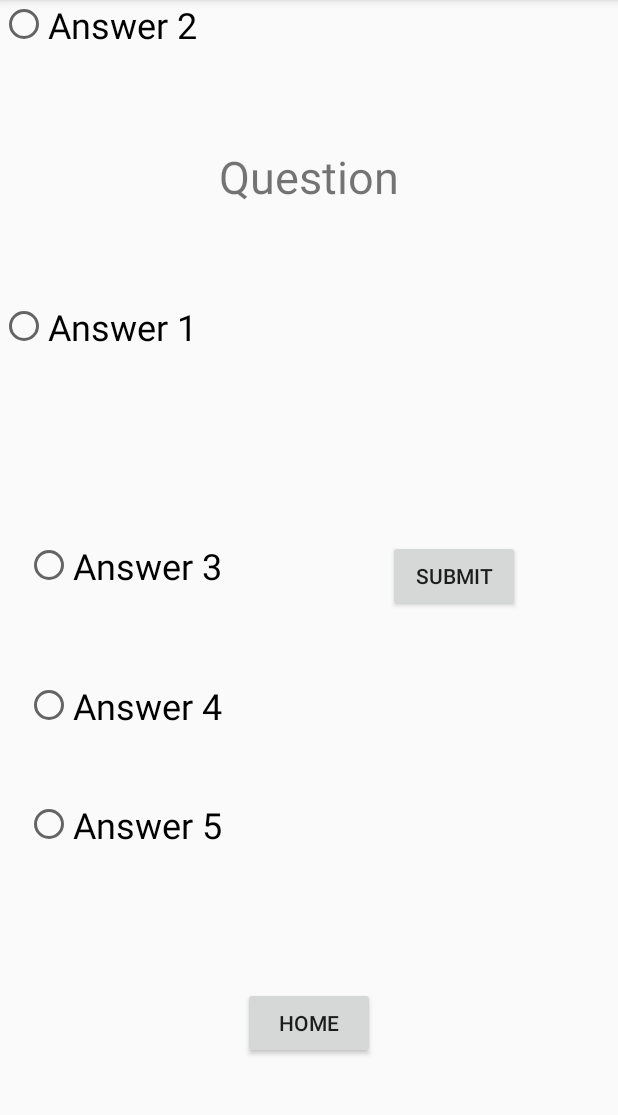
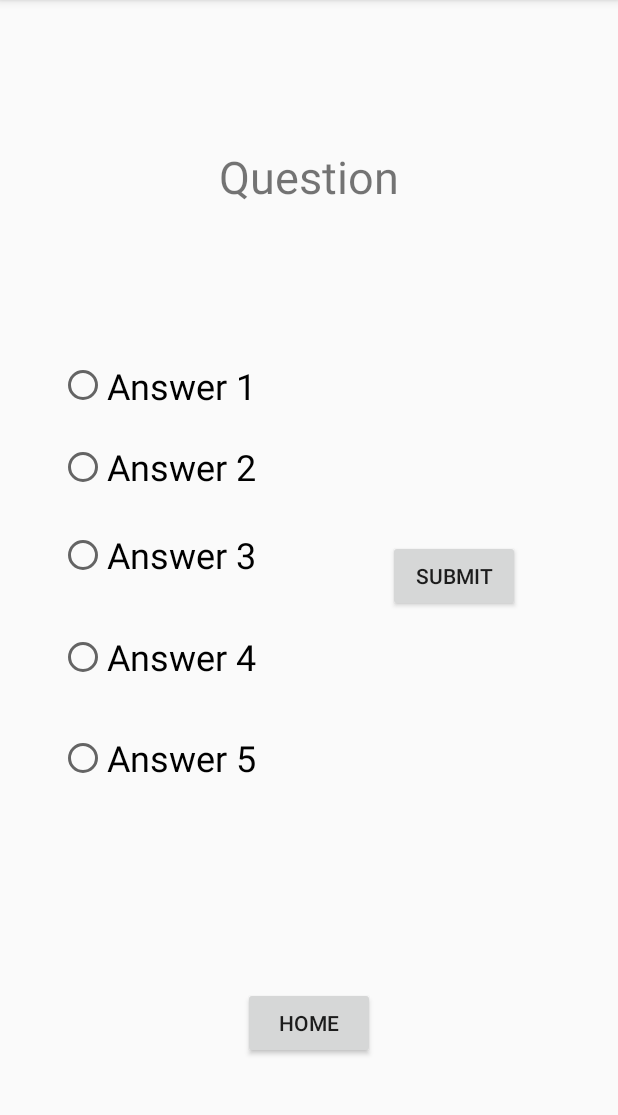
Before and after one commit to georgewpurnell/Study-App, an Android app: the Quiz screen opened directly, with no data from a screen before it, on a phone screen of 412 x 824 dp, the part 84-1199 px from its top. Run offline under Robolectric (Android 15) with nearby library versions, the phone set to English and light mode, and no system bars.

Commit message:
fixed flash card bug

```diff
--- a/app/src/main/java/com/georgewpurnell/studyapp/FillInBlank.java
+++ b/app/src/main/java/com/georgewpurnell/studyapp/FillInBlank.java
@@ -54,6 +54,7 @@ public class FillInBlank extends AppCompatActivity {
             public void onClick(View v) {
                 question = questionText.getText().toString();
                 answer = answerText.getText().toString();
+                QuestionRepository.putInRepository(question,answer);
                 questionText.setText(null);
                 answerText.setText(null);
             }
--- a/app/src/main/java/com/georgewpurnell/studyapp/FlashCard.java
+++ b/app/src/main/java/com/georgewpurnell/studyapp/FlashCard.java
@@ -30,6 +30,7 @@ public class FlashCard extends AppCompatActivity {
         if (QuestionRepository.getKeyList().size() == 0){
           questionAnswer.setText("Please Add Questions To Use This Function");
           showAnswer.setVisibility(View.GONE);
+          nextCard.setVisibility(View.GONE);
         }
         else {
             questionList = QuestionRepository.getKeyList();
--- a/app/src/main/java/com/georgewpurnell/studyapp/Quiz.java
+++ b/app/src/main/java/com/georgewpurnell/studyapp/Quiz.java
@@ -7,6 +7,7 @@ import android.support.v7.app.AppCompatActivity;
 import android.view.View;
 import android.widget.Button;
 import android.widget.RadioButton;
+import android.widget.RadioGroup;
 import android.widget.TextView;
 
 public class Quiz extends AppCompatActivity {
@@ -24,6 +25,8 @@ public class Quiz extends AppCompatActivity {
         RadioButton answer3 = (RadioButton) findViewById(R.id.answerQuiz3);
         RadioButton answer4 = (RadioButton) findViewById(R.id.answerQuiz4);
         RadioButton answer5 = (RadioButton) findViewById(R.id.answerQuiz5);
+        RadioGroup answerGroup = (RadioGroup) findViewById(R.id.answerGroupQuiz) ;
+
 
 
         home.setOnClickListener(new View.OnClickListener() {
--- a/app/src/main/res/layout/activity_quiz.xml
+++ b/app/src/main/res/layout/activity_quiz.xml
@@ -22,78 +22,8 @@
         app:layout_constraintTop_toTopOf="parent"
         app:layout_constraintVertical_bias="0.126" />
 
-    <RadioButton
-        android:id="@+id/answerQuiz1"
-        android:layout_width="wrap_content"
-        android:layout_height="wrap_content"
-        android:text="Answer 1"
-        android:textSize="24sp"
-        tools:layout_editor_absoluteX="16dp"
-        app:layout_constraintTop_toTopOf="parent"
-        android:layout_marginTop="8dp"
-        app:layout_constraintBottom_toBottomOf="parent"
-        android:layout_marginBottom="8dp"
-        app:layout_constraintVertical_bias="0.269" />
 
-    <RadioButton
-        android:id="@+id/answerQuiz2"
-        android:layout_width="wrap_content"
-        android:layout_height="wrap_content"
-        android:text="Answer 2"
-        android:textSize="24sp"
-        tools:layout_editor_absoluteY="190dp"
-        tools:layout_editor_absoluteX="16dp" />
 
-    <RadioButton
-        android:id="@+id/answerQuiz3"
-        android:layout_width="wrap_content"
-        android:layout_height="wrap_content"
-        android:text="Answer 3"
-        android:textSize="24sp"
-        android:layout_marginRight="8dp"
-        app:layout_constraintRight_toRightOf="parent"
-        android:layout_marginLeft="8dp"
-        app:layout_constraintLeft_toLeftOf="parent"
-        app:layout_constraintTop_toTopOf="parent"
-        android:layout_marginTop="8dp"
-        app:layout_constraintBottom_toBottomOf="parent"
-        android:layout_marginBottom="8dp"
-        app:layout_constraintHorizontal_bias="0.033"
-        app:layout_constraintVertical_bias="0.49" />
-
-    <RadioButton
-        android:id="@+id/answerQuiz4"
-        android:layout_width="wrap_content"
-        android:layout_height="wrap_content"
-        android:text="Answer 4"
-        android:textSize="24sp"
-        android:layout_marginRight="7dp"
-        app:layout_constraintRight_toRightOf="parent"
-        app:layout_constraintTop_toTopOf="parent"
-        android:layout_marginTop="8dp"
-        app:layout_constraintBottom_toBottomOf="parent"
-        android:layout_marginBottom="8dp"
-        android:layout_marginLeft="8dp"
-        app:layout_constraintLeft_toLeftOf="parent"
-        app:layout_constraintHorizontal_bias="0.033"
-        app:layout_constraintVertical_bias="0.62" />
-
-    <RadioButton
-        android:id="@+id/answerQuiz5"
-        android:layout_width="wrap_content"
-        android:layout_height="wrap_content"
-        android:text="Answer 5"
-        android:textSize="24sp"
-        android:layout_marginRight="8dp"
-        app:layout_constraintRight_toRightOf="parent"
-        app:layout_constraintTop_toTopOf="parent"
-        android:layout_marginTop="8dp"
-        app:layout_constraintBottom_toBottomOf="parent"
-        android:layout_marginBottom="8dp"
-        android:layout_marginLeft="8dp"
-        app:layout_constraintLeft_toLeftOf="parent"
-        app:layout_constraintHorizontal_bias="0.033"
-        app:layout_constraintVertical_bias="0.73" />
 
     <Button
         android:id="@+id/homeQuiz"
@@ -127,7 +57,108 @@
 
     <RadioGroup
         android:layout_width="wrap_content"
-        android:layout_height="wrap_content" />
+        android:layout_height="wrap_content"
+        tools:layout_editor_absoluteX="-185dp"
+        tools:layout_editor_absoluteY="73dp" />
+
+    <RadioGroup
+        android:id="@+id/answerGroupQuiz"
+        android:layout_width="370dp"
+        android:layout_height="311dp"
+        android:layout_marginBottom="8dp"
+        android:layout_marginLeft="8dp"
+        android:layout_marginRight="8dp"
+        android:layout_marginTop="8dp"
+        app:layout_constraintBottom_toBottomOf="parent"
+        app:layout_constraintHorizontal_bias="0.905"
+        app:layout_constraintLeft_toLeftOf="parent"
+        app:layout_constraintRight_toRightOf="parent"
+        app:layout_constraintTop_toTopOf="parent"
+        app:layout_constraintVertical_bias="0.497"
+        tools:layout_editor_absoluteX="-2dp"
+        tools:layout_editor_absoluteY="100dp">
+
+        <RadioButton
+            android:id="@+id/answerQuiz1"
+            android:layout_width="171dp"
+            android:layout_height="43dp"
+            android:layout_marginBottom="8dp"
+            android:layout_marginLeft="8dp"
+            android:layout_marginRight="7dp"
+            android:layout_marginTop="8dp"
+            android:text="Answer 1"
+            android:textSize="24sp"
+            app:layout_constraintBottom_toBottomOf="parent"
+            app:layout_constraintHorizontal_bias="0.033"
+            app:layout_constraintLeft_toLeftOf="parent"
+            app:layout_constraintRight_toRightOf="parent"
+            app:layout_constraintTop_toTopOf="parent"
+            app:layout_constraintVertical_bias="0.263" />
+
+        <RadioButton
+            android:id="@+id/answerQuiz2"
+            android:layout_width="171dp"
+            android:layout_height="49dp"
+            android:layout_marginLeft="8dp"
+            android:layout_marginRight="8dp"
+            android:text="Answer 2"
+            android:textSize="24sp"
+            app:layout_constraintHorizontal_bias="0.033"
+            app:layout_constraintLeft_toLeftOf="parent"
+            app:layout_constraintRight_toRightOf="parent"
+            tools:layout_editor_absoluteY="184dp" />
+
+        <RadioButton
+            android:id="@+id/answerQuiz3"
+            android:layout_width="174dp"
+            android:layout_height="52dp"
+            android:layout_marginBottom="8dp"
+            android:layout_marginLeft="8dp"
+            android:layout_marginRight="8dp"
+            android:layout_marginTop="8dp"
+            android:text="Answer 3"
+            android:textSize="24sp"
+            app:layout_constraintBottom_toBottomOf="parent"
+            app:layout_constraintHorizontal_bias="0.033"
+            app:layout_constraintLeft_toLeftOf="parent"
+            app:layout_constraintRight_toRightOf="parent"
+            app:layout_constraintTop_toTopOf="parent"
+            app:layout_constraintVertical_bias="0.49" />
+
+        <RadioButton
+            android:id="@+id/answerQuiz4"
+            android:layout_width="171dp"
+            android:layout_height="52dp"
+            android:layout_marginBottom="8dp"
+            android:layout_marginLeft="8dp"
+            android:layout_marginRight="7dp"
+            android:layout_marginTop="8dp"
+            android:text="Answer 4"
+            android:textSize="24sp"
+            app:layout_constraintBottom_toBottomOf="parent"
+            app:layout_constraintHorizontal_bias="0.033"
+            app:layout_constraintLeft_toLeftOf="parent"
+            app:layout_constraintRight_toRightOf="parent"
+            app:layout_constraintTop_toTopOf="parent"
+            app:layout_constraintVertical_bias="0.62" />
+
+        <RadioButton
+            android:id="@+id/answerQuiz5"
+            android:layout_width="174dp"
+            android:layout_height="match_parent"
+            android:layout_marginBottom="8dp"
+            android:layout_marginLeft="8dp"
+            android:layout_marginRight="8dp"
+            android:layout_marginTop="8dp"
+            android:text="Answer 5"
+            android:textSize="24sp"
+            app:layout_constraintBottom_toBottomOf="parent"
+            app:layout_constraintHorizontal_bias="0.033"
+            app:layout_constraintLeft_toLeftOf="parent"
+            app:layout_constraintRight_toRightOf="parent"
+            app:layout_constraintTop_toTopOf="parent"
+            app:layout_constraintVertical_bias="0.73" />
+    </RadioGroup>
 
 
 </android.support.constraint.ConstraintLayout>
```
